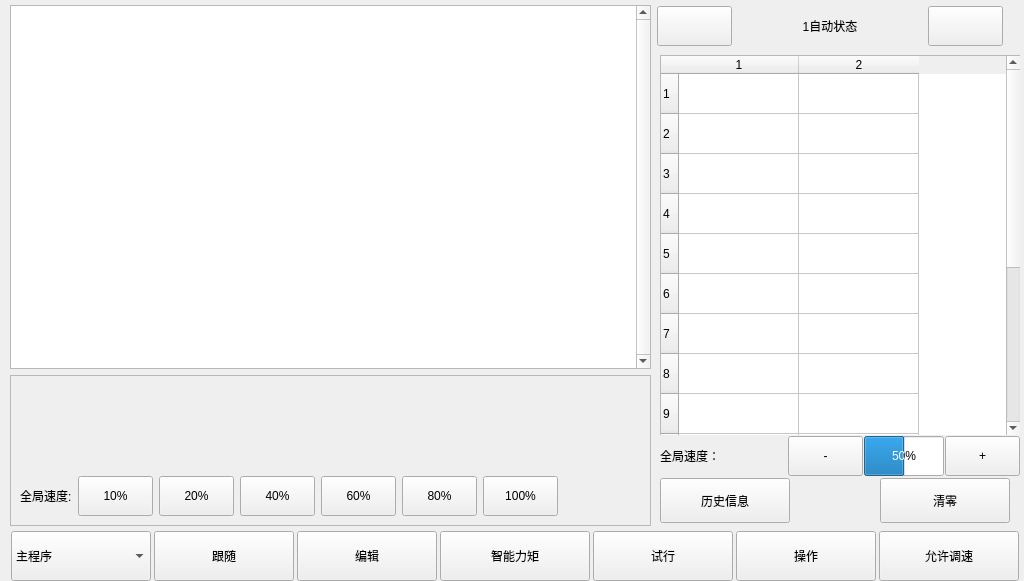
Jade-yun/MachineTool, file autoform.ui: the form before one commit.
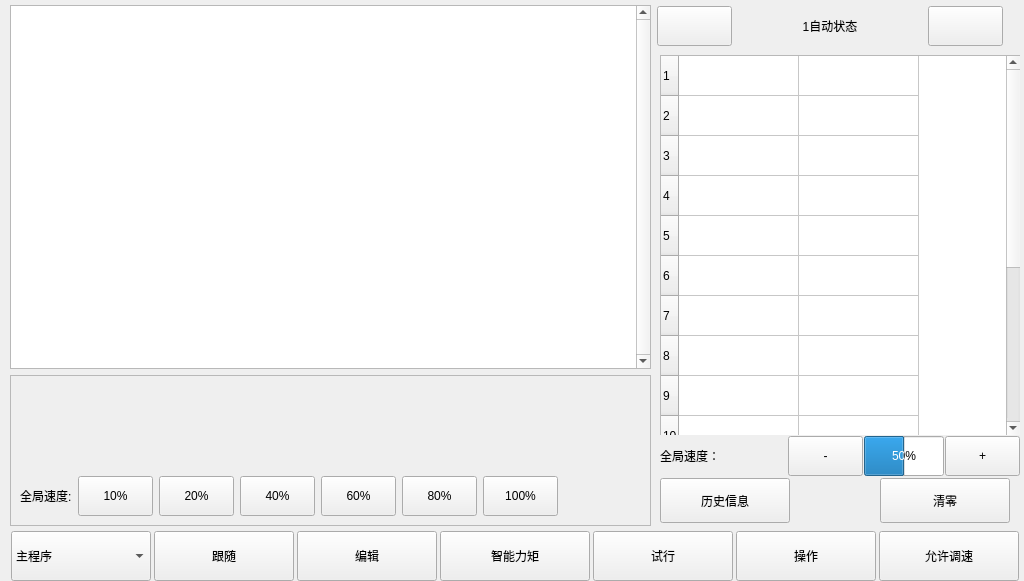
The form after the commit. The open tabs and pages were chosen to show the change. Icons and pictures are not drawn. Custom widgets are drawn as their Qt base class.

Commit message: 隐藏自动界面堆叠和步号

```diff
--- a/autoform.ui
+++ b/autoform.ui
@@ -1230,7 +1230,7 @@
         <number>2</number>
        </property>
        <attribute name="horizontalHeaderVisible">
-        <bool>true</bool>
+        <bool>false</bool>
        </attribute>
        <attribute name="horizontalHeaderMinimumSectionSize">
         <number>120</number>
```
Left out of the diff: 2 changed lines with no effect on the pictures. The commit also changes 2 other files.
